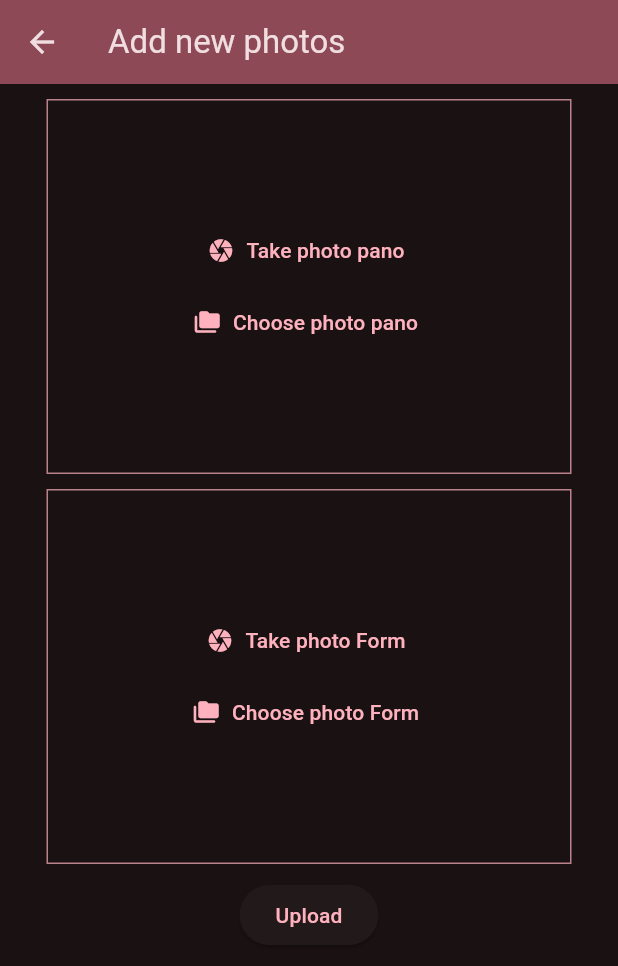
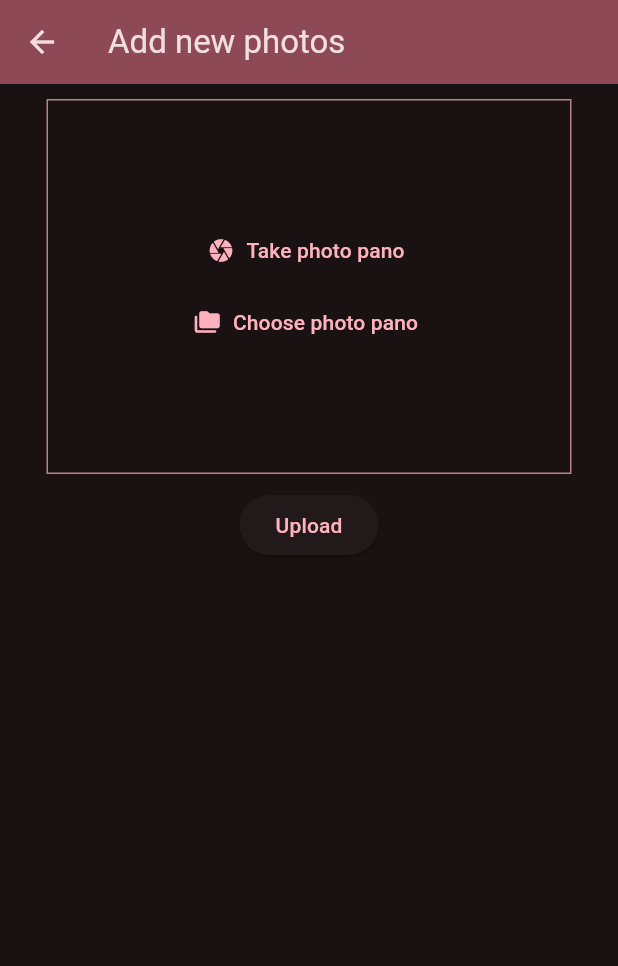
Before and after one commit to Inovisao/modelo_flutter_app, a Flutter app: the UploadsScreen screen opened directly, after a tap on the "add photo alternate" icon, on a phone screen of 412 x 824 dp. Shown: the top 966 px of the screen. Run offline on Flutter 3.47's test engine with Material 3 defaults, Android fonts, the phone set to English and light mode, and no system bars; our stand-ins replace flutter_riverpod, image_picker, sqflite; accounts and stored records are empty.

Commit message:
modified choose_image.dart to receive one image at a time

```diff
--- a/lib/providers/user_images.dart
+++ b/lib/providers/user_images.dart
@@ -7,7 +7,7 @@ import 'package:sqflite/sqflite.dart' as sql;
 import 'package:sqflite/sqlite_api.dart';
 
 Future<Database> _getDatabase() async {
-  // bool dropTable = false;
+  bool dropTable = true;
 
   final dbPath = await sql.getDatabasesPath();
 
@@ -15,15 +15,15 @@ Future<Database> _getDatabase() async {
     path.join(dbPath, 'images.db'),
     onCreate: (db, version) {
       return db.execute(
-        'CREATE TABLE user_images(id TEXT PRIMARY KEY, creation_date TEXT NOT NULL, image_Form_Url TEXT NOT NULL, image_Pano_Url TEXT NOT NULL, uploaded INTEGER DEFAULT 0);',
+        'CREATE TABLE user_images(id TEXT PRIMARY KEY, user_id TEXT, creation_date TEXT NOT NULL, image_Pano_Url TEXT NOT NULL, uploaded INTEGER DEFAULT 0);',
       );
     },
     version: 1,
   );
 
-  // if(dropTable){
-  //   await db.delete('user_images');
-  // }
+  if(dropTable){
+    await db.delete('user_images');
+  }
 
   return db;
 }
--- a/lib/screens/choose_image.dart
+++ b/lib/screens/choose_image.dart
@@ -80,15 +80,15 @@ class _ImagePickerScreenState extends ConsumerState<ImagePickerScreen> {
                   },
                   photoContainerTitle: 'photo pano',
                 ),
-                const SizedBox(
-                  height: 10,
-                ),
-                ImageInput(
-                  onPickImage: (image) {
-                    _selectedImageForm = image;
-                  },
-                  photoContainerTitle: 'photo Form',
-                ),
+                // const SizedBox(
+                //   height: 10,
+                // ),
+                // ImageInput(
+                //   onPickImage: (image) {
+                //     _selectedImageForm = image;
+                //   },
+                //   photoContainerTitle: 'photo Form',
+                // ),
                 const SizedBox(
                   height: 10,
                 ),
```
